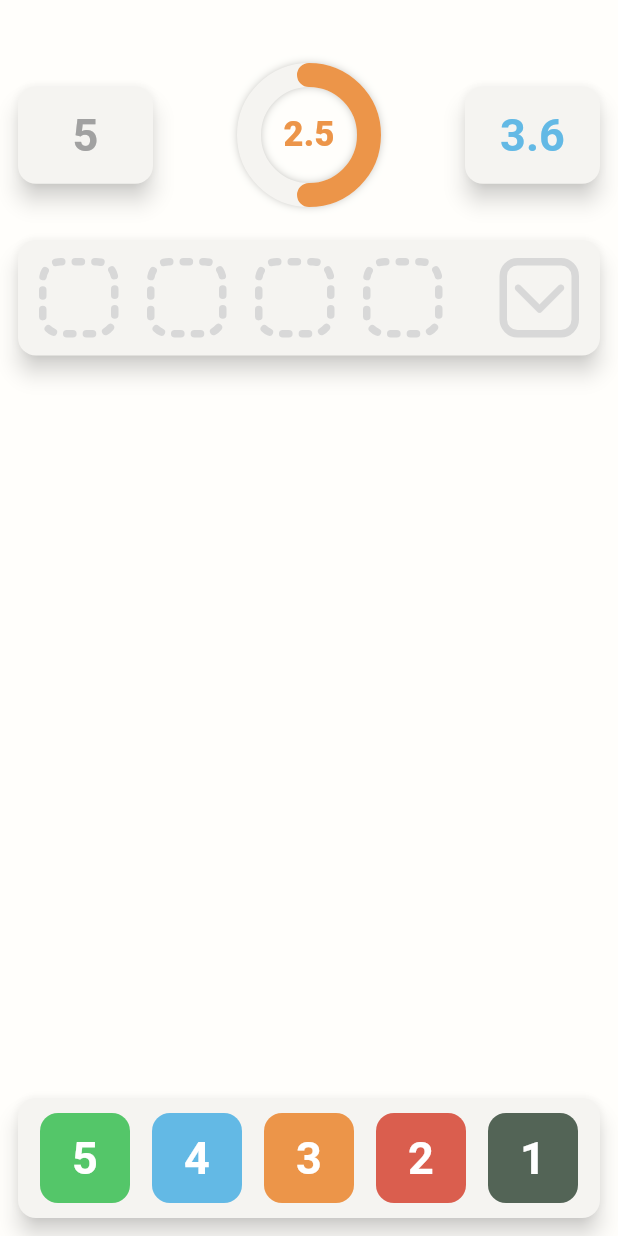
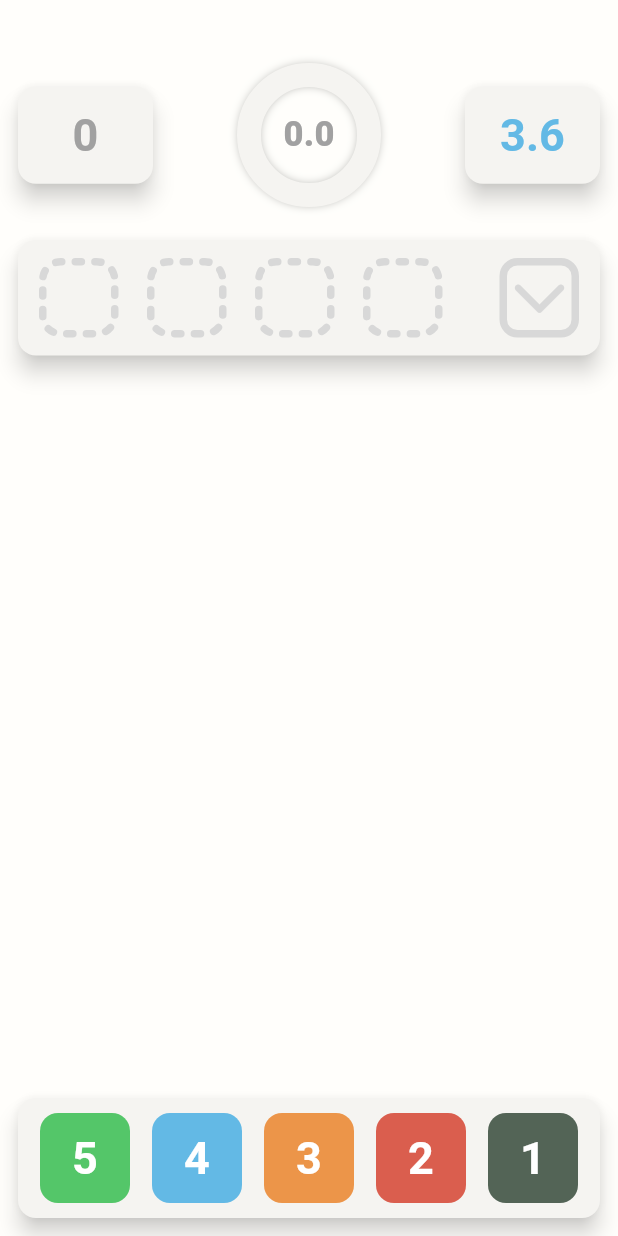
Before and after one commit to MunIine/Levlly, a Flutter app: the screen it shows after launch, on a phone screen of 412 x 824 dp. Run offline on Flutter 3.47's test engine with Material 3 defaults, Android fonts, the light colour scheme and no system bars; drawn by our look-alikes of dotted_border.

Commit message:
Start add dynamic grade system

```diff
--- /dev/null
+++ b/lib/extensions/num_extensions.dart
@@ -0,0 +1,5 @@
+import 'dart:math';
+
+extension TruncateDoubles on num {
+  num cutNumber(num fractionalDigits) => (this * pow(10, fractionalDigits)).truncate() / pow(10, fractionalDigits);
+}
--- a/lib/screens/calculator/view/calculator.dart
+++ b/lib/screens/calculator/view/calculator.dart
@@ -26,7 +26,7 @@ class _CalculatorState extends State<Calculator> {
         child: Column(
           children: [
             const SizedBox(height: 50),
-            const MarksAppbar(),
+            MarksAppbar(marks: marks),
             const SizedBox(height: 30),
             MarksPlaceholder(marks: marks, markAdd: markAdd)
           ],
--- a/lib/screens/calculator/widgets/marks_appbar.dart
+++ b/lib/screens/calculator/widgets/marks_appbar.dart
@@ -1,23 +1,36 @@
 import 'package:flutter/material.dart';
+import 'package:levlly/extensions/num_extensions.dart';
 import 'package:levlly/theme/app_colors.dart';
 import 'package:levlly/widgets/export.dart';
 
-class MarksAppbar extends StatelessWidget {
-  const MarksAppbar({super.key});
+class MarksAppbar extends StatefulWidget {
+  const MarksAppbar({super.key, required this.marks});
+
+  final List<String> marks;
 
   @override
+  State<MarksAppbar> createState() => _MarksAppbarState();
+}
+
+class _MarksAppbarState extends State<MarksAppbar> {
+  @override
   Widget build(BuildContext context) {
+    final int marksSum = widget.marks.fold(0, (sum, element) => sum + int.parse(element));
+    final int marksCount = widget.marks.length;
+    final num grade = (marksSum/(marksCount != 0 ? marksCount : 1)).cutNumber(2);
+
+
     return Row(
       mainAxisAlignment: MainAxisAlignment.spaceBetween,
       children: [
         BlockTextButton(
-          value: "5",
+          value: marksCount.toString(),
           onPressed: (){},
           width: 90,
           height: 65,
           color: AppColors.alternativeTextColor,
         ),
-        const CircularProgressWithText(value: 2.5, size: 80),
+        CircularProgressWithText(value: grade, size: 80),
         BlockTextButton(
           value: "3.6",
           onPressed: (){},
--- a/lib/theme/app_colors.dart
+++ b/lib/theme/app_colors.dart
@@ -2,6 +2,7 @@ import 'package:flutter/material.dart';
 
 class AppColors{
   static const List<Color> marks = [
+    Color(0xFFA1A1A1),
     Color(0xFF536456),
     Color(0xFFDA5E4E),
     Color(0xFFEC9549),
@@ -17,5 +18,5 @@ class AppColors{
   static const Color textColor = Colors.white;
   static const Color shadowColor = Color(0xCC000000);
 
-  static Color getColor(value) => marks[value.round()-1];
+  static Color getColor(num value) => marks[value.round()];
 }
```
